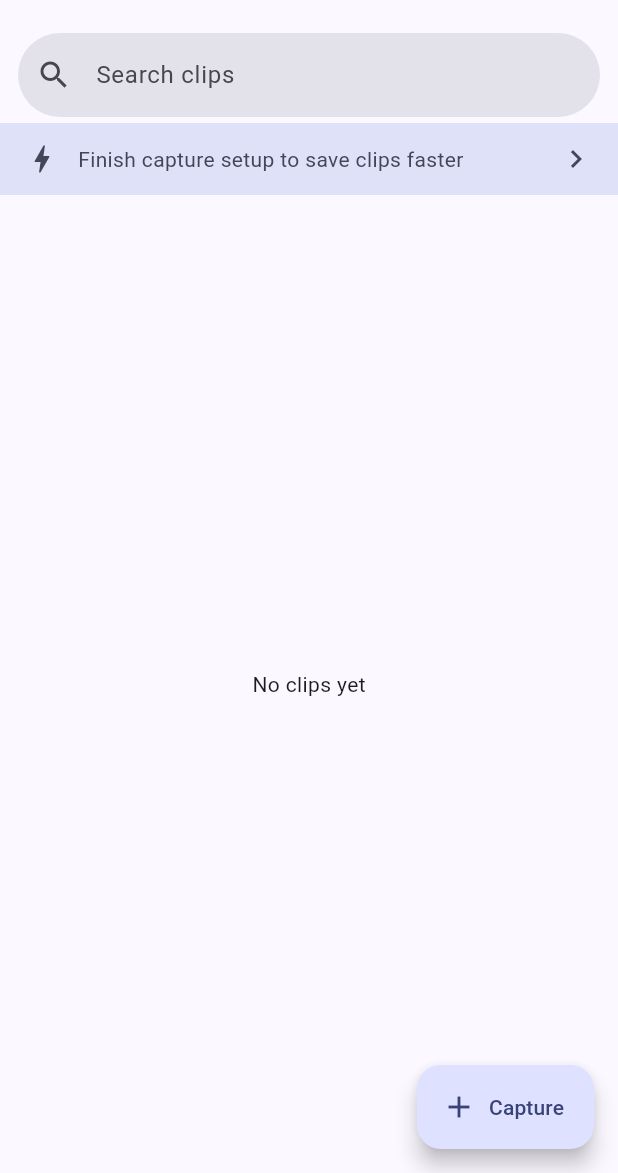
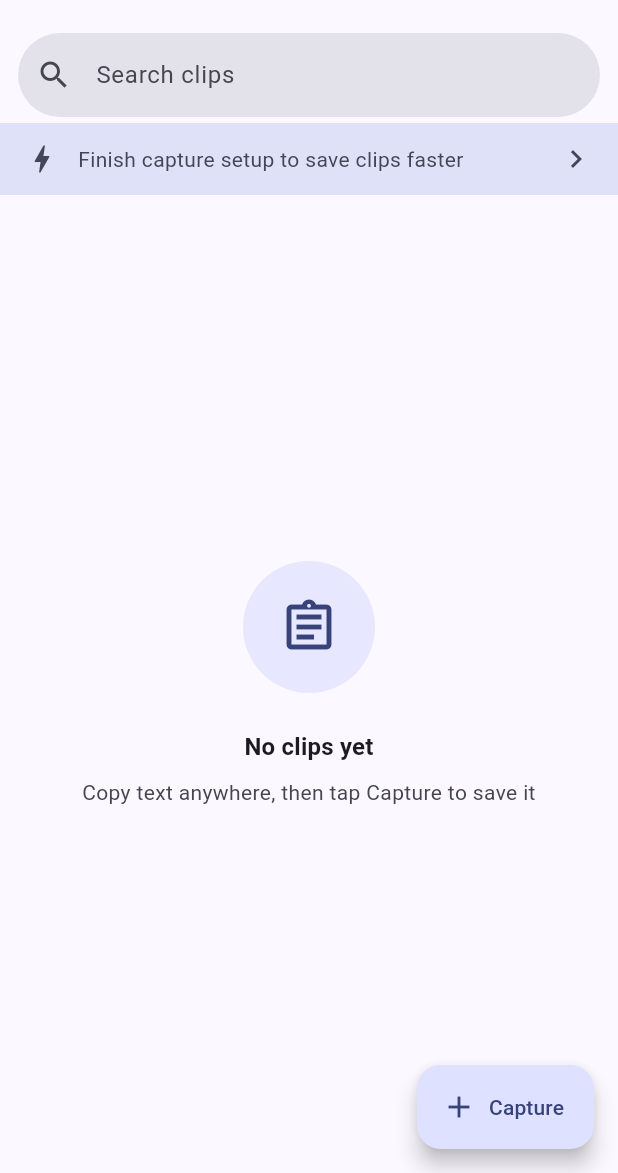
Before and after one commit to Ahnaf181419/Snipt, a Flutter app: the HistoryScreen screen opened directly, on a phone screen of 412 x 824 dp, the part 63-1236 px from its top. Run offline on Flutter 3.47's test engine with Material 3 defaults, Android fonts, the phone set to English and light mode, and no system bars; drawn by our look-alikes of dynamic_color; our stand-ins replace drift, flutter_riverpod, flutter_secure_storage, freezed_annotation, go_router, local_auth; accounts and stored records are empty; generated files the repository leaves out were written again.

Commit message:
feat(ui): premium history screen overhaul
- Replace CircularProgressIndicator with skeleton shimmer list
- Premium empty states for no-clips, no-results, and error
- Haptic feedback on capture, copy, delete, and pin
- Floating rounded snackbars

```diff
--- a/lib/features/history/history_screen.dart
+++ b/lib/features/history/history_screen.dart
@@ -2,11 +2,14 @@ import 'package:flutter/material.dart';
 import 'package:flutter_riverpod/flutter_riverpod.dart';
 import 'package:go_router/go_router.dart';
 
+import '../../core/haptics.dart';
 import '../../data/db/database.dart';
 import '../../data/providers.dart';
 import '../../data/settings.dart';
 import '../../domain/models/capture_event.dart';
+import '../../widgets/empty_state.dart';
 import 'widgets/clip_tile.dart';
+import 'widgets/skeleton_clip_tile.dart';
 
 /// Home: searchable, reactive clipboard history with pin / copy / delete.
 class HistoryScreen extends ConsumerStatefulWidget {
@@ -50,6 +53,7 @@ class _HistoryScreenState extends ConsumerState<HistoryScreen> {
   /// same logic that lives in [CaptureBridge.captureFromClipboard]).
   Future<void> _captureFromClipboard() async {
     final messenger = ScaffoldMessenger.of(context);
+    await Haptics.light();
     final captured =
         await ref.read(captureBridgeProvider).captureFromClipboard();
     if (!mounted) return;
@@ -61,6 +65,7 @@ class _HistoryScreenState extends ConsumerState<HistoryScreen> {
   }
 
   Future<void> _copy(Clip clip) async {
+    await Haptics.light();
     await ref.read(clipActionsProvider).copy(clip);
     if (!mounted) return;
     ScaffoldMessenger.of(context).showSnackBar(
@@ -69,6 +74,7 @@ class _HistoryScreenState extends ConsumerState<HistoryScreen> {
   }
 
   Future<void> _delete(Clip clip) async {
+    await Haptics.medium();
     await ref.read(clipActionsProvider).delete(clip.id);
     if (!mounted) return;
     ScaffoldMessenger.of(context).showSnackBar(
@@ -113,7 +119,10 @@ class _HistoryScreenState extends ConsumerState<HistoryScreen> {
             padding: const EdgeInsets.fromLTRB(12, 8, 12, 4),
             child: TextField(
               controller: _searchController,
-              onChanged: (v) => ref.read(searchQueryProvider.notifier).set(v),
+              onChanged: (v) {
+                ref.read(searchQueryProvider.notifier).set(v);
+                setState(() {});
+              },
               textInputAction: TextInputAction.search,
               decoration: InputDecoration(
                 hintText: 'Search clips',
@@ -135,8 +144,12 @@ class _HistoryScreenState extends ConsumerState<HistoryScreen> {
             _SetupBanner(onTap: () => context.push('/onboarding')),
           Expanded(
             child: clips.when(
-              loading: () => const Center(child: CircularProgressIndicator()),
-              error: (e, _) => Center(child: Text('Error: $e')),
+              loading: () => const SkeletonClipList(),
+              error: (e, _) => EmptyState(
+                icon: Icons.error_outline,
+                title: 'Something went wrong',
+                subtitle: '$e',
+              ),
               data: (items) => _list(items, query),
             ),
           ),
@@ -147,9 +160,17 @@ class _HistoryScreenState extends ConsumerState<HistoryScreen> {
 
   Widget _list(List<Clip> items, String query) {
     if (items.isEmpty) {
-      return Center(
-        child: Text(query.trim().isNotEmpty ? 'No matches' : 'No clips yet'),
-      );
+      return query.trim().isNotEmpty
+          ? const EmptyState(
+              icon: Icons.search_off,
+              title: 'No matches found',
+              subtitle: 'Try a different search term',
+            )
+          : const EmptyState(
+              icon: Icons.assignment_outlined,
+              title: 'No clips yet',
+              subtitle: 'Copy text anywhere, then tap Capture to save it',
+            );
     }
     return ListView.builder(
       padding: const EdgeInsets.fromLTRB(8, 4, 8, 96),
@@ -168,7 +189,10 @@ class _HistoryScreenState extends ConsumerState<HistoryScreen> {
           child: ClipTile(
             clip: clip,
             onCopy: () => _copy(clip),
-            onTogglePin: () => ref.read(clipActionsProvider).togglePin(clip),
+            onTogglePin: () {
+              Haptics.light();
+              ref.read(clipActionsProvider).togglePin(clip);
+            },
             onDelete: () => _delete(clip),
             onOpen: () => context.push('/detail', extra: clip),
           ),
```
